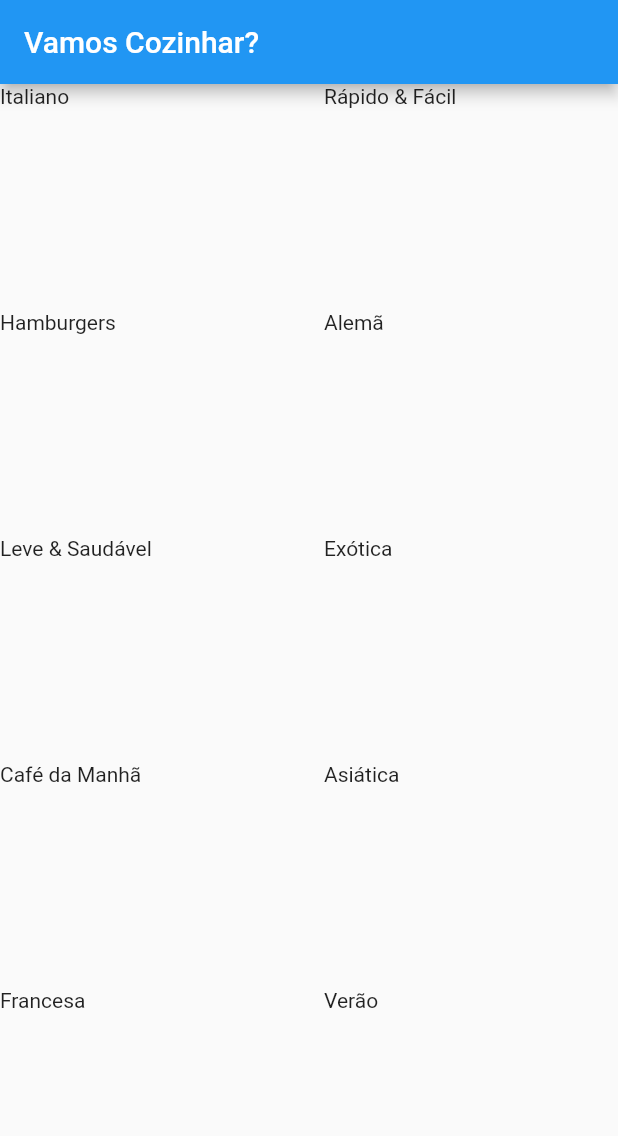
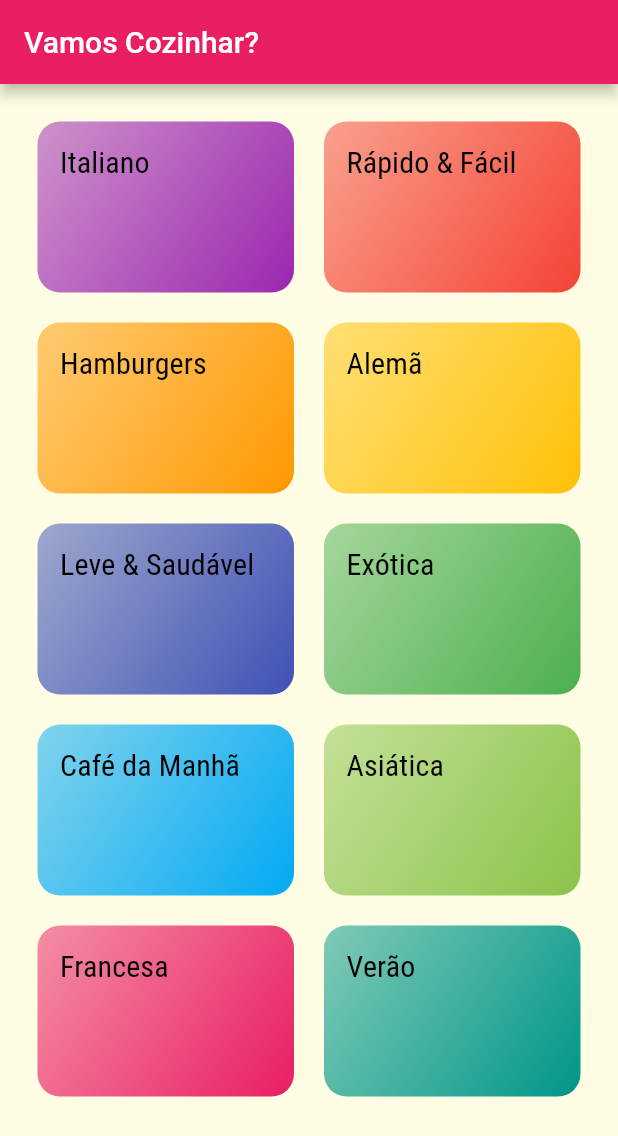
Before and after one commit to FabianoSouzaPereira/meals, a Flutter app: the screen it shows after launch, on a phone screen of 412 x 824 dp. Shown: the top 1136 px of the screen. Run offline on Flutter 3.47's test engine with Material 2 defaults, Android fonts, the phone set to English and light mode, and no system bars.

Commit message:
add fonts

```diff
--- a/lib/components/category_item.dart
+++ b/lib/components/category_item.dart
@@ -8,8 +8,23 @@ class CategoryItem extends StatelessWidget {
 
   @override
   Widget build(BuildContext context) {
-    return SizedBox(
-      child: Text(category.title),
+    return Container(
+      padding: EdgeInsets.all(15),
+      child: Text(
+        category.title,
+        style: Theme.of(context).textTheme.titleSmall,
+      ),
+      decoration: BoxDecoration(
+        borderRadius: BorderRadius.circular(15),
+        gradient: LinearGradient(
+          colors: [
+            category.color.withOpacity(0.5),
+            category.color,
+          ],
+          begin: Alignment.topLeft,
+          end: Alignment.bottomRight,
+        ),
+      ),
     );
   }
 }
--- a/lib/main.dart
+++ b/lib/main.dart
@@ -13,8 +13,16 @@ class MyApp extends StatelessWidget {
     return MaterialApp(
       title: 'Vamos Cozinhar?',
       theme: ThemeData(
-        primarySwatch: Colors.blue,
-      ),
+          primarySwatch: Colors.pink,
+          accentColor: Colors.amber,
+          fontFamily: 'Raleway',
+          canvasColor: const Color.fromRGBO(255, 254, 229, 1),
+          textTheme: ThemeData.light().textTheme.copyWith(
+                titleSmall: const TextStyle(
+                  fontSize: 20,
+                  fontFamily: 'RobotoCondensed',
+                ),
+              )),
       home: const CategoriesScreen(),
     );
   }
--- a/lib/screens/categories_screen.dart
+++ b/lib/screens/categories_screen.dart
@@ -12,6 +12,7 @@ class CategoriesScreen extends StatelessWidget {
         title: const Text('Vamos Cozinhar?'),
       ),
       body: GridView(
+        padding: const EdgeInsets.all(25),
         gridDelegate: const SliverGridDelegateWithMaxCrossAxisExtent(
           maxCrossAxisExtent: 200,
           childAspectRatio: 3 / 2,
```
Also changed, not shown: pubspec.yaml (+19 -11 lines), assets/fonts/Raleway-Black.ttf (added), assets/fonts/Raleway-Bold.ttf (added), assets/fonts/Raleway-Regular.ttf (added), assets/fonts/RobotoCondensed-Bold.ttf (added), assets/fonts/RobotoCondensed-Italic.ttf (added), assets/fonts/RobotoCondensed-Light.ttf (added), assets/fonts/RobotoCondensed-Regular.ttf (added).
